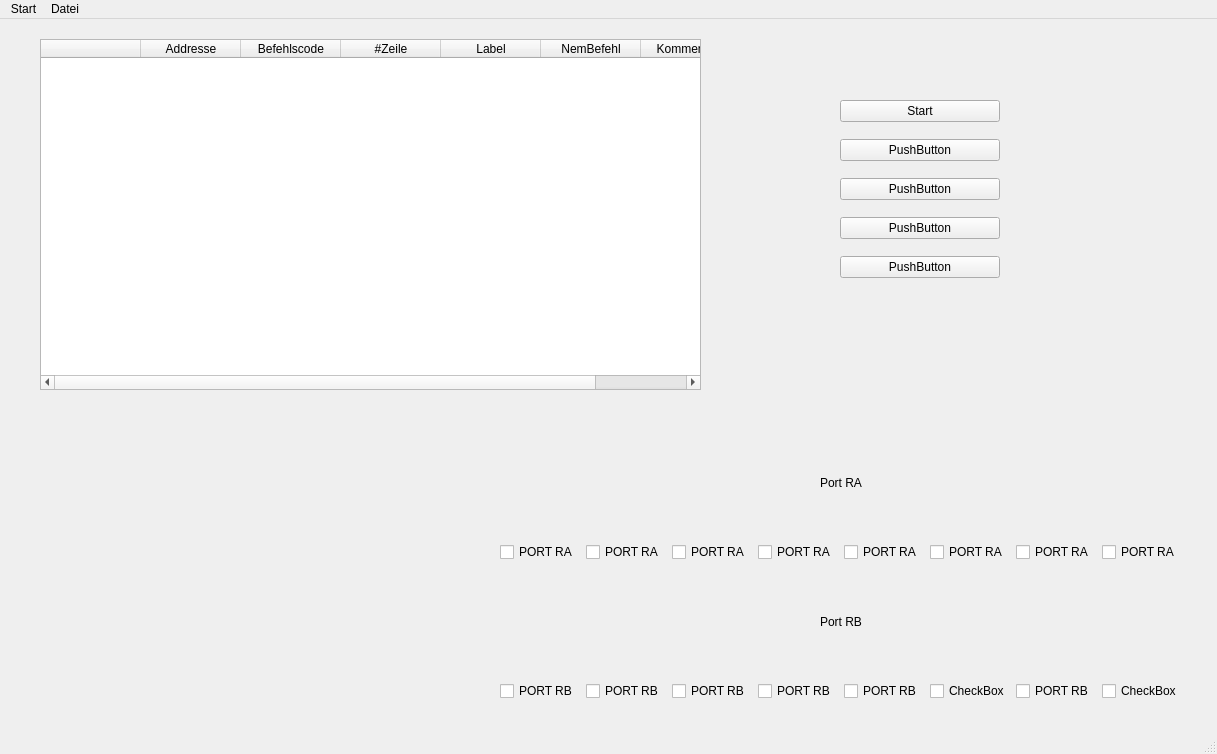
Above: simulator.ui from janick3110/picSimulatorPython before the change. Below: the same form after it.
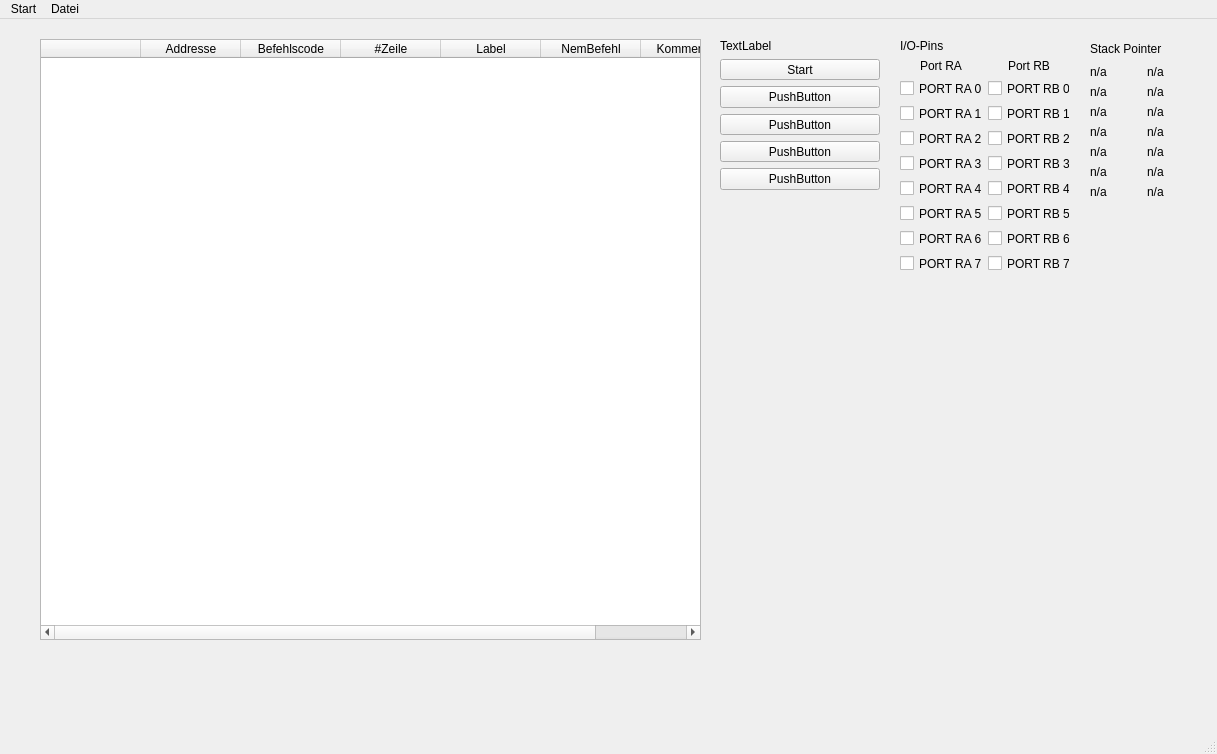
That is the form after the change.

The edit to the form file:
```diff
--- a/simulator.ui
+++ b/simulator.ui
@@ -14,196 +14,23 @@
    <string>MainWindow</string>
   </property>
   <widget class="QWidget" name="centralwidget">
-   <widget class="QWidget" name="verticalLayoutWidget">
-    <property name="geometry">
-     <rect>
-      <x>500</x>
-      <y>410</y>
-      <width>682</width>
-      <height>272</height>
-     </rect>
-    </property>
-    <layout class="QVBoxLayout" name="verticalLayout">
-     <item>
-      <layout class="QHBoxLayout" name="PortRA">
-       <item>
-        <layout class="QVBoxLayout" name="verticalLayout_4">
-         <item>
-          <widget class="QLabel" name="PortALabel">
-           <property name="text">
-            <string>Port RA</string>
-           </property>
-           <property name="alignment">
-            <set>Qt::AlignCenter</set>
-           </property>
-          </widget>
-         </item>
-         <item>
-          <layout class="QHBoxLayout" name="horizontalLayout_5">
-           <item>
-            <widget class="QCheckBox" name="portRA5">
-             <property name="text">
-              <string>PORT RA</string>
-             </property>
-            </widget>
-           </item>
-           <item>
-            <widget class="QCheckBox" name="portRA7">
-             <property name="text">
-              <string>PORT RA</string>
-             </property>
-            </widget>
-           </item>
-           <item>
-            <widget class="QCheckBox" name="portRA3">
-             <property name="text">
-              <string>PORT RA</string>
-             </property>
-            </widget>
-           </item>
-           <item>
-            <widget class="QCheckBox" name="portRA1">
-             <property name="text">
-              <string>PORT RA</string>
-             </property>
-            </widget>
-           </item>
-           <item>
-            <widget class="QCheckBox" name="portRA0">
-             <property name="text">
-              <string>PORT RA</string>
-             </property>
-            </widget>
-           </item>
-           <item>
-            <widget class="QCheckBox" name="portRA4">
-             <property name="text">
-              <string>PORT RA</string>
-             </property>
-            </widget>
-           </item>
-           <item>
-            <widget class="QCheckBox" name="portRA2">
-             <property name="text">
-              <string>PORT RA</string>
-             </property>
-            </widget>
-           </item>
-           <item>
-            <widget class="QCheckBox" name="portRA6">
-             <property name="text">
-              <string>PORT RA</string>
-             </property>
-            </widget>
-           </item>
-          </layout>
-         </item>
-        </layout>
-       </item>
-      </layout>
-     </item>
-     <item>
-      <layout class="QHBoxLayout" name="PortRB">
-       <item>
-        <layout class="QVBoxLayout" name="verticalLayout_2">
-         <item>
-          <widget class="QLabel" name="PortBLabel">
-           <property name="frameShape">
-            <enum>QFrame::NoFrame</enum>
-           </property>
-           <property name="text">
-            <string>Port RB</string>
-           </property>
-           <property name="scaledContents">
-            <bool>false</bool>
-           </property>
-           <property name="alignment">
-            <set>Qt::AlignCenter</set>
-           </property>
-           <property name="margin">
-            <number>0</number>
-           </property>
-           <property name="indent">
-            <number>-2</number>
-           </property>
-          </widget>
-         </item>
-         <item>
-          <layout class="QHBoxLayout" name="horizontalLayout_4">
-           <item>
-            <widget class="QCheckBox" name="checkBox_4">
-             <property name="text">
-              <string>PORT RB</string>
-             </property>
-            </widget>
-           </item>
-           <item>
-            <widget class="QCheckBox" name="checkBox">
-             <property name="text">
-              <string>PORT RB</string>
-             </property>
-            </widget>
-           </item>
-           <item>
-            <widget class="QCheckBox" name="checkBox_3">
-             <property name="text">
-              <string>PORT RB</string>
-             </property>
-            </widget>
-           </item>
-           <item>
-            <widget class="QCheckBox" name="checkBox_6">
-             <property name="text">
-              <string>PORT RB</string>
-             </property>
-            </widget>
-           </item>
-           <item>
-            <widget class="QCheckBox" name="checkBox_5">
-             <property name="text">
-              <string>PORT RB</string>
-             </property>
-            </widget>
-           </item>
-           <item>
-            <widget class="QCheckBox" name="portRB0_2">
-             <property name="text">
-              <string>CheckBox</string>
-             </property>
-            </widget>
-           </item>
-           <item>
-            <widget class="QCheckBox" name="checkBox_8">
-             <property name="text">
-              <string>PORT RB</string>
-             </property>
-            </widget>
-           </item>
-           <item>
-            <widget class="QCheckBox" name="portRB0">
-             <property name="text">
-              <string>CheckBox</string>
-             </property>
-            </widget>
-           </item>
-          </layout>
-         </item>
-        </layout>
-       </item>
-      </layout>
-     </item>
-    </layout>
-   </widget>
    <widget class="QWidget" name="verticalLayoutWidget_4">
     <property name="geometry">
      <rect>
-      <x>840</x>
-      <y>70</y>
+      <x>720</x>
+      <y>20</y>
       <width>160</width>
-      <height>201</height>
+      <height>151</height>
      </rect>
     </property>
-    <layout class="QVBoxLayout" name="verticalLayout_5">
+    <layout class="QVBoxLayout" name="controls">
+     <item>
+      <widget class="QLabel" name="Kontrollflaeche">
+       <property name="text">
+        <string>TextLabel</string>
+       </property>
+      </widget>
+     </item>
      <item>
       <widget class="QPushButton" name="button_start">
        <property name="text">
@@ -247,7 +74,7 @@
       <x>40</x>
       <y>20</y>
       <width>661</width>
-      <height>351</height>
+      <height>601</height>
      </rect>
     </property>
     <column>
@@ -286,6 +113,302 @@
      </property>
     </column>
    </widget>
+   <widget class="QWidget" name="verticalLayoutWidget_6">
+    <property name="geometry">
+     <rect>
+      <x>1090</x>
+      <y>20</y>
+      <width>108</width>
+      <height>160</height>
+     </rect>
+    </property>
+    <layout class="QGridLayout" name="Stack">
+     <item row="2" column="0">
+      <layout class="QHBoxLayout" name="horizontalLayout_3">
+       <item>
+        <layout class="QVBoxLayout" name="verticalLayout">
+         <item>
+          <widget class="QLabel" name="label">
+           <property name="text">
+            <string>n/a</string>
+           </property>
+          </widget>
+         </item>
+         <item>
+          <widget class="QLabel" name="label_2">
+           <property name="text">
+            <string>n/a</string>
+           </property>
+          </widget>
+         </item>
+         <item>
+          <widget class="QLabel" name="label_3">
+           <property name="text">
+            <string>n/a</string>
+           </property>
+          </widget>
+         </item>
+         <item>
+          <widget class="QLabel" name="label_4">
+           <property name="text">
+            <string>n/a</string>
+           </property>
+          </widget>
+         </item>
+         <item>
+          <widget class="QLabel" name="label_5">
+           <property name="text">
+            <string>n/a</string>
+           </property>
+          </widget>
+         </item>
+         <item>
+          <widget class="QLabel" name="label_6">
+           <property name="text">
+            <string>n/a</string>
+           </property>
+          </widget>
+         </item>
+         <item>
+          <widget class="QLabel" name="label_7">
+           <property name="text">
+            <string>n/a</string>
+           </property>
+          </widget>
+         </item>
+        </layout>
+       </item>
+       <item>
+        <layout class="QVBoxLayout" name="verticalLayout_2">
+         <item>
+          <widget class="QLabel" name="label_8">
+           <property name="text">
+            <string>n/a</string>
+           </property>
+          </widget>
+         </item>
+         <item>
+          <widget class="QLabel" name="label_9">
+           <property name="text">
+            <string>n/a</string>
+           </property>
+          </widget>
+         </item>
+         <item>
+          <widget class="QLabel" name="label_10">
+           <property name="text">
+            <string>n/a</string>
+           </property>
+          </widget>
+         </item>
+         <item>
+          <widget class="QLabel" name="label_11">
+           <property name="text">
+            <string>n/a</string>
+           </property>
+          </widget>
+         </item>
+         <item>
+          <widget class="QLabel" name="label_12">
+           <property name="text">
+            <string>n/a</string>
+           </property>
+          </widget>
+         </item>
+         <item>
+          <widget class="QLabel" name="label_13">
+           <property name="text">
+            <string>n/a</string>
+           </property>
+          </widget>
+         </item>
+         <item>
+          <widget class="QLabel" name="label_14">
+           <property name="text">
+            <string>n/a</string>
+           </property>
+          </widget>
+         </item>
+        </layout>
+       </item>
+      </layout>
+     </item>
+     <item row="1" column="0">
+      <widget class="QLabel" name="label_15">
+       <property name="text">
+        <string>Stack Pointer</string>
+       </property>
+      </widget>
+     </item>
+    </layout>
+   </widget>
+   <widget class="QWidget" name="verticalLayoutWidget_7">
+    <property name="geometry">
+     <rect>
+      <x>900</x>
+      <y>20</y>
+      <width>170</width>
+      <height>234</height>
+     </rect>
+    </property>
+    <layout class="QVBoxLayout" name="verticalLayout_4">
+     <item>
+      <widget class="QLabel" name="label_IO">
+       <property name="text">
+        <string>I/O-Pins</string>
+       </property>
+      </widget>
+     </item>
+     <item>
+      <layout class="QHBoxLayout" name="horizontalLayout">
+       <item>
+        <layout class="QHBoxLayout" name="horizontalLayout_2">
+         <item>
+          <layout class="QVBoxLayout" name="verticalLayout_3">
+           <item>
+            <widget class="QLabel" name="PortALabel">
+             <property name="text">
+              <string>Port RA</string>
+             </property>
+             <property name="alignment">
+              <set>Qt::AlignCenter</set>
+             </property>
+            </widget>
+           </item>
+           <item>
+            <widget class="QCheckBox" name="portA0">
+             <property name="text">
+              <string>PORT RA 0</string>
+             </property>
+            </widget>
+           </item>
+           <item>
+            <widget class="QCheckBox" name="portA1">
+             <property name="text">
+              <string>PORT RA 1</string>
+             </property>
+            </widget>
+           </item>
+           <item>
+            <widget class="QCheckBox" name="portA2">
+             <property name="text">
+              <string>PORT RA 2</string>
+             </property>
+            </widget>
+           </item>
+           <item>
+            <widget class="QCheckBox" name="portA3">
+             <property name="text">
+              <string>PORT RA 3</string>
+             </property>
+            </widget>
+           </item>
+           <item>
+            <widget class="QCheckBox" name="portA4">
+             <property name="text">
+              <string>PORT RA 4</string>
+             </property>
+            </widget>
+           </item>
+           <item>
+            <widget class="QCheckBox" name="portA5">
+             <property name="text">
+              <string>PORT RA 5</string>
+             </property>
+            </widget>
+           </item>
+           <item>
+            <widget class="QCheckBox" name="portA6">
+             <property name="text">
+              <string>PORT RA 6</string>
+             </property>
+            </widget>
+           </item>
+           <item>
+            <widget class="QCheckBox" name="portA7">
+             <property name="text">
+              <string>PORT RA 7</string>
+             </property>
+            </widget>
+           </item>
+          </layout>
+         </item>
+         <item>
+          <layout class="QVBoxLayout" name="verticalLayout_6">
+           <item>
+            <widget class="QLabel" name="PortALabel_2">
+             <property name="text">
+              <string>Port RB</string>
+             </property>
+             <property name="alignment">
+              <set>Qt::AlignCenter</set>
+             </property>
+            </widget>
+           </item>
+           <item>
+            <widget class="QCheckBox" name="portB0">
+             <property name="text">
+              <string>PORT RB 0</string>
+             </property>
+            </widget>
+           </item>
+           <item>
+            <widget class="QCheckBox" name="portB1">
+             <property name="text">
+              <string>PORT RB 1</string>
+             </property>
+            </widget>
+           </item>
+           <item>
+            <widget class="QCheckBox" name="portB2">
+             <property name="text">
+              <string>PORT RB 2</string>
+             </property>
+            </widget>
+           </item>
+           <item>
+            <widget class="QCheckBox" name="portB3">
+             <property name="text">
+              <string>PORT RB 3</string>
+             </property>
+            </widget>
+           </item>
+           <item>
+            <widget class="QCheckBox" name="portB4">
+             <property name="text">
+              <string>PORT RB 4</string>
+             </property>
+            </widget>
+           </item>
+           <item>
+            <widget class="QCheckBox" name="portB5">
+             <property name="text">
+              <string>PORT RB 5</string>
+             </property>
+            </widget>
+           </item>
+           <item>
+            <widget class="QCheckBox" name="portB6">
+             <property name="text">
+              <string>PORT RB 6</string>
+             </property>
+            </widget>
+           </item>
+           <item>
+            <widget class="QCheckBox" name="portB7">
+             <property name="text">
+              <string>PORT RB 7</string>
+             </property>
+            </widget>
+           </item>
+          </layout>
+         </item>
+        </layout>
+       </item>
+      </layout>
+     </item>
+    </layout>
+   </widget>
   </widget>
   <widget class="QMenuBar" name="menubar">
    <property name="geometry">
```
Left out of the diff: 2 changed lines with no effect on the pictures.
